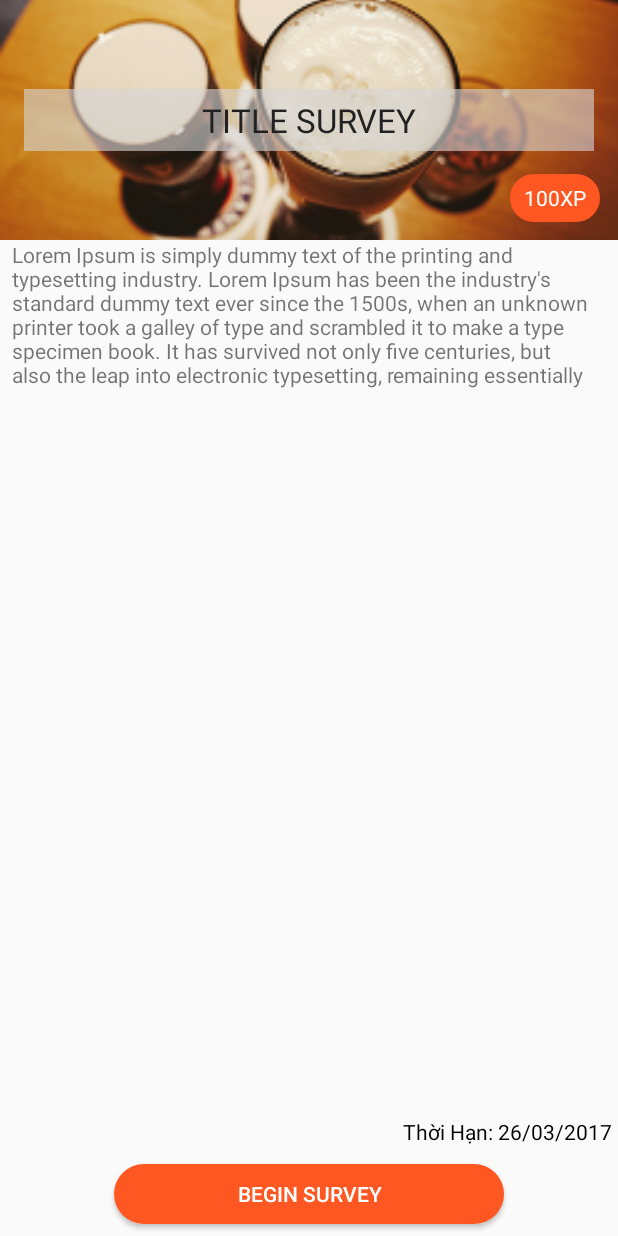
After one commit to hvmien/survey-md, an Android app: the layout activity_subject_details.xml on its own in the app's theme, with its tools: preview values and no code run, on a phone screen of 412 x 824 dp. The commit adds this screen. Run offline under Robolectric (Android 15) with nearby library versions, the phone set to English and light mode, and no system bars.

Commit message:
- thêm chủ đề ks, thông tin ks chi tiết

```diff
--- a/app/build.gradle
+++ b/app/build.gradle
@@ -30,4 +30,7 @@ dependencies {
     testCompile 'junit:junit:4.12'
     compile project(path: ':datasource')
     compile 'de.hdodenhof:circleimageview:2.1.0'
+    compile 'com.android.support:cardview-v7:25.3.1'
+
+    compile 'com.squareup.picasso:picasso:2.5.2'
 }
--- /dev/null
+++ b/app/src/main/res/drawable/background_black_60opacity.xml
@@ -0,0 +1,4 @@
+<?xml version="1.0" encoding="utf-8"?>
+<shape xmlns:android="http://schemas.android.com/apk/res/android">
+    <solid android:color="#77000000"/>
+</shape>
--- /dev/null
+++ b/app/src/main/res/drawable/bg_button_oval.xml
@@ -0,0 +1,18 @@
+<?xml version="1.0" encoding="utf-8"?>
+<selector xmlns:android="http://schemas.android.com/apk/res/android">
+    <item android:state_pressed="false">
+        <shape>
+            <size android:height="38dp"/>
+            <corners android:radius="25dp"/>
+            <solid android:color="@color/colorOrange"/>
+        </shape>
+    </item>
+
+    <item android:state_pressed="true">
+        <shape>
+            <size android:height="38dp"/>
+            <corners android:radius="25dp"/>
+            <solid android:color="@color/colorOrangeDark"/>
+        </shape>
+    </item>
+</selector>
--- /dev/null
+++ b/app/src/main/res/drawable/bg_text_oval.xml
@@ -0,0 +1,6 @@
+<?xml version="1.0" encoding="utf-8"?>
+<shape xmlns:android="http://schemas.android.com/apk/res/android">
+    <size android:height="38dp" />
+    <corners android:radius="16dp" />
+    <solid android:color="@color/colorOrange" />
+</shape>
--- /dev/null
+++ b/app/src/main/res/drawable/bg_textview_gray.xml
@@ -0,0 +1,4 @@
+<?xml version="1.0" encoding="utf-8"?>
+<shape xmlns:android="http://schemas.android.com/apk/res/android">
+    <solid android:color="@color/colorSilver"/>
+</shape>
--- /dev/null
+++ b/app/src/main/res/layout/activity_subject_details.xml
@@ -0,0 +1,112 @@
+<?xml version="1.0" encoding="utf-8"?>
+<RelativeLayout xmlns:android="http://schemas.android.com/apk/res/android"
+    android:layout_width="match_parent"
+    android:layout_height="match_parent"
+    android:orientation="vertical">
+
+    <ScrollView
+        android:layout_width="match_parent"
+        android:layout_height="match_parent"
+        android:fillViewport="true">
+
+        <RelativeLayout
+            android:layout_width="match_parent"
+            android:layout_height="match_parent">
+
+            <android.support.v7.widget.Toolbar
+                android:id="@+id/toolbar"
+                android:layout_width="match_parent"
+                android:layout_height="44dp" />
+
+            <LinearLayout
+                android:layout_width="match_parent"
+                android:layout_height="match_parent"
+                android:orientation="vertical">
+
+                <RelativeLayout
+                    android:layout_width="match_parent"
+                    android:layout_height="wrap_content">
+
+                    <ImageView
+                        android:id="@+id/iv_thumb"
+                        android:layout_width="match_parent"
+                        android:layout_height="160dp"
+                        android:scaleType="centerCrop"
+                        android:src="@drawable/img_exmaple_survey_thumb" />
+
+                    <TextView
+                        android:layout_width="match_parent"
+                        android:layout_height="wrap_content"
+                        android:layout_centerInParent="true"
+                        android:layout_margin="16dp"
+                        android:background="@drawable/bg_textview_gray"
+                        android:gravity="center"
+                        android:padding="6dp"
+                        android:text="Title survey"
+                        android:textAllCaps="true"
+                        android:textColor="@color/colorTextDark"
+                        android:textSize="22sp" />
+
+                    <TextView
+                        android:layout_width="60dp"
+                        android:layout_height="32dp"
+                        android:layout_alignBottom="@+id/iv_thumb"
+                        android:layout_alignRight="@+id/iv_thumb"
+                        android:layout_margin="12dp"
+                        android:background="@drawable/bg_text_oval"
+                        android:gravity="center"
+                        android:text="100XP"
+                        android:textColor="@color/colorWhite"
+                        android:textSize="14sp" />
+                </RelativeLayout>
+
+
+                <TextView
+                    android:id="@+id/txt_content"
+                    android:layout_width="match_parent"
+                    android:layout_height="0dp"
+                    android:layout_below="@+id/iv_thumb"
+                    android:layout_weight="1"
+                    android:lines="6"
+                    android:paddingLeft="8dp"
+                    android:paddingRight="8dp"
+                    android:text="@string/example_text"
+                    android:textAlignment="gravity" />
+
+                <LinearLayout
+                    android:layout_width="match_parent"
+                    android:layout_height="wrap_content"
+                    android:orientation="vertical"
+                    android:padding="4dp">
+
+                    <TextView
+                        android:layout_width="wrap_content"
+                        android:layout_height="wrap_content"
+                        android:text="300/500 Lượt khảo sát"
+                        android:textColor="@color/colorBlack"
+                        android:visibility="gone" />
+
+                    <TextView
+                        android:layout_width="match_parent"
+                        android:layout_height="wrap_content"
+                        android:layout_marginTop="2dp"
+                        android:gravity="right"
+                        android:text="Thời Hạn: 26/03/2017"
+                        android:textColor="@color/colorBlack" />
+                </LinearLayout>
+
+
+                <Button
+                    android:layout_width="260dp"
+                    android:layout_height="40dp"
+                    android:layout_alignParentBottom="true"
+                    android:layout_below="@id/txt_content"
+                    android:layout_gravity="center"
+                    android:layout_margin="8dp"
+                    android:background="@drawable/bg_button_oval"
+                    android:text="@string/title_start_survey"
+                    android:textColor="@color/colorWhite" />
+            </LinearLayout>
+        </RelativeLayout>
+    </ScrollView>
+</RelativeLayout>
--- a/app/src/main/res/values/colors.xml
+++ b/app/src/main/res/values/colors.xml
@@ -10,4 +10,9 @@
     <color name="colorItemTextDrawer">#09005e</color>
     <color name="colorGray">#7baddf</color>
     <color name="colorRed">#FFFF0000</color>
+
+    <color name="colorOrange">#FF5722</color>
+    <color name="colorOrangeDark">#E64A19</color>
+    <color name="colorSilver">#9bd6d6d6</color>
+    <color name="colorTextDark">#212121</color>
 </resources>
--- a/app/src/main/res/values/strings.xml
+++ b/app/src/main/res/values/strings.xml
@@ -19,4 +19,7 @@
     <string name="title_district">Quận</string>
     <string name="date_of_survey">Ngày khảo sát</string>
     <string name="person_survey">Người khảo sát</string>
+    <string name="example_text">Lorem Ipsum is simply dummy text of the printing and typesetting industry. Lorem Ipsum has been the industry\'s standard dummy text ever since the 1500s, when an unknown printer took a galley of type and scrambled it to make a type specimen book. It has survived not only five centuries, but also the leap into electronic typesetting, remaining essentially unchanged. It was popularised in the 1960s with the release of Letraset sheets containing Lorem Ipsum passages, and more recently with desktop publishing software like Aldus PageMaker including versions of Lorem Ipsum</string>
+    <string name="title_survey">SURVEY</string>
+    <string name="title_start_survey">Begin survey</string>
 </resources>
```
Also changed, not shown: app/src/main/java/com/example/mienhv1/survey/ui/adapter/BaseAdapter.java (added, +42 -0 lines), app/src/main/java/com/example/mienhv1/survey/ui/adapter/BaseViewHolder.java (added, +26 -0 lines), app/src/main/java/com/example/mienhv1/survey/ui/adapter/RecyclerViewItemListener.java (added, +9 -0 lines), app/src/main/java/com/example/mienhv1/survey/ui/adapter/subject/SubjectAdapter.java (added, +31 -0 lines), app/src/main/java/com/example/mienhv1/survey/ui/adapter/subject/SubjectViewHolder.java (added, +62 -0 lines), app/src/main/res/layout/item_subject_survey_view.xml (added, +61 -0 lines), datasource/src/main/java/com/example/datasource/model/DataResponse.java (added, +14 -0 lines), datasource/src/main/java/com/example/datasource/model/Subject.java (added, +15 -0 lines), app/src/main/res/drawable-xxhdpi/img_exmaple_survey_thumb.png (added).
